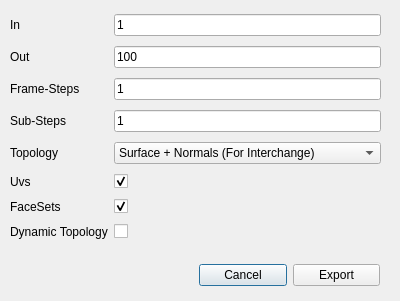
This is UI/ExocortexAlembicExport.ui in Exocortex/ExocortexCrate as Qt 5 draws it before an edit. The edited form follows.
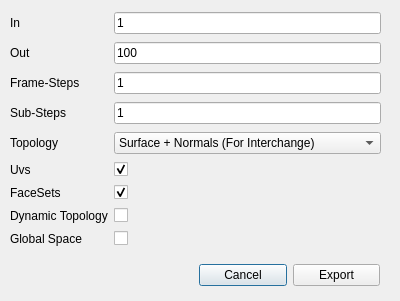
This is the edited form.

Commit message: #48: global space export

Patch:
```diff
--- a/UI/ExocortexAlembicExport.ui
+++ b/UI/ExocortexAlembicExport.ui
@@ -2,6 +2,14 @@
 <ui version="4.0">
  <class>Dialog</class>
  <widget class="QDialog" name="Dialog">
+  <property name="geometry">
+   <rect>
+    <x>0</x>
+    <y>0</y>
+    <width>400</width>
+    <height>301</height>
+   </rect>
+  </property>
   <property name="minimumSize">
    <size>
     <width>400</width>
@@ -157,6 +165,23 @@
       </property>
      </widget>
     </item>
+    <item row="8" column="0">
+     <widget class="QLabel" name="label_11">
+      <property name="text">
+       <string>Global Space</string>
+      </property>
+     </widget>
+    </item>
+    <item row="8" column="1">
+     <widget class="QCheckBox" name="globalspace">
+      <property name="text">
+       <string/>
+      </property>
+      <property name="checked">
+       <bool>false</bool>
+      </property>
+     </widget>
+    </item>
    </layout>
   </widget>
   <widget class="QWidget" name="horizontalLayoutWidget">
```
The commit also changes 7 other files.
